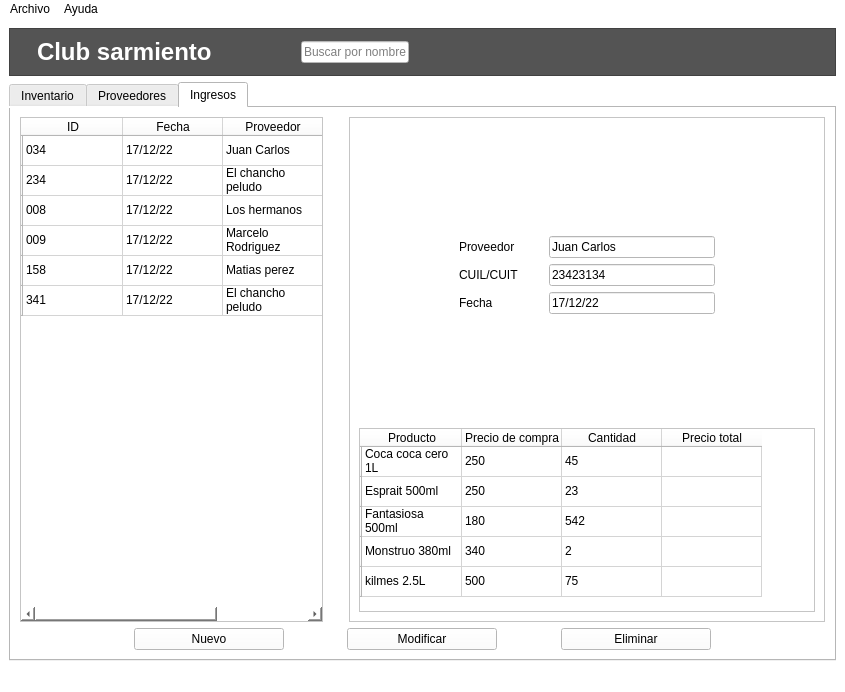
HitomiD/Proyecto-Desarrollo, file windows/main.ui: the form before one commit.
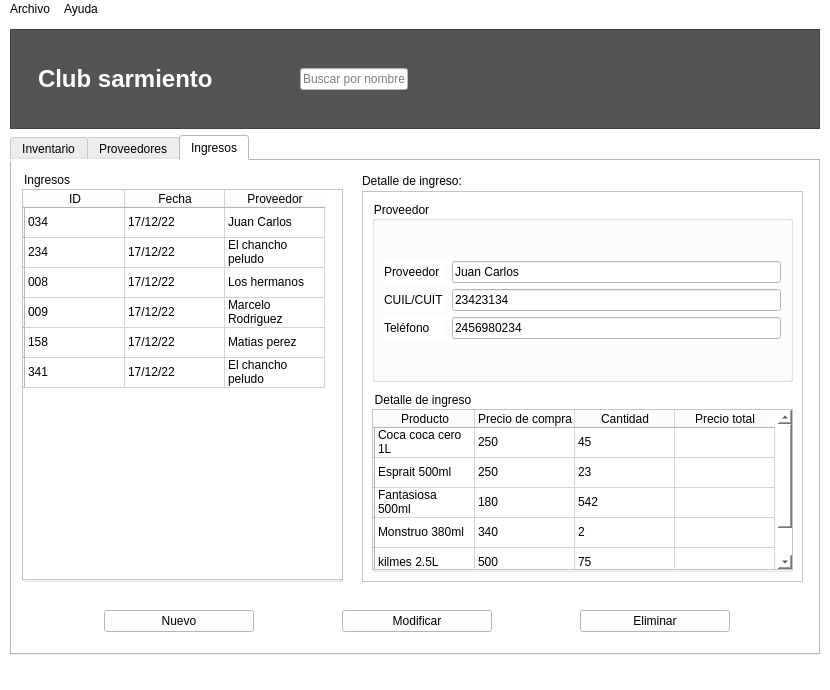
The form after the commit. Icons and pictures are not drawn.

Commit message: (interfaz) layouts cambiadas por containers con medidas fijas y rework visual de tab de ingresos.

The edit to the form file:
```diff
--- a/windows/main.ui
+++ b/windows/main.ui
@@ -6,10 +6,16 @@
    <rect>
     <x>0</x>
     <y>0</y>
-    <width>845</width>
-    <height>692</height>
+    <width>830</width>
+    <height>690</height>
    </rect>
   </property>
+  <property name="sizePolicy">
+   <sizepolicy hsizetype="Fixed" vsizetype="Fixed">
+    <horstretch>0</horstretch>
+    <verstretch>0</verstretch>
+   </sizepolicy>
+  </property>
   <property name="windowTitle">
    <string>MainWindow</string>
   </property>
@@ -18,14 +24,27 @@
 </string>
   </property>
   <widget class="QWidget" name="centralwidget">
-   <layout class="QVBoxLayout" name="verticalLayout_2">
-    <item>
-     <layout class="QVBoxLayout" name="verticalLayout">
-      <property name="sizeConstraint">
-       <enum>QLayout::SetMinAndMaxSize</enum>
-      </property>
-      <item>
+   <property name="sizePolicy">
+    <sizepolicy hsizetype="Fixed" vsizetype="Fixed">
+     <horstretch>0</horstretch>
+     <verstretch>0</verstretch>
+    </sizepolicy>
+   </property>
        <widget class="QFrame" name="frame">
+    <property name="geometry">
+     <rect>
+      <x>10</x>
+      <y>10</y>
+      <width>810</width>
+      <height>100</height>
+     </rect>
+    </property>
+    <property name="sizePolicy">
+     <sizepolicy hsizetype="Fixed" vsizetype="Fixed">
+      <horstretch>0</horstretch>
+      <verstretch>0</verstretch>
+     </sizepolicy>
+    </property>
         <property name="styleSheet">
          <string notr="true">background-color: rgb(84, 84, 84)</string>
         </property>
@@ -169,9 +188,15 @@
          </item>
         </layout>
        </widget>
-      </item>
-      <item>
        <widget class="QTabWidget" name="tabWidget">
+    <property name="geometry">
+     <rect>
+      <x>10</x>
+      <y>116</y>
+      <width>810</width>
+      <height>520</height>
+     </rect>
+    </property>
         <property name="currentIndex">
          <number>2</number>
         </property>
@@ -1527,248 +1552,50 @@
          <attribute name="title">
           <string>Ingresos</string>
          </attribute>
-         <layout class="QVBoxLayout" name="verticalLayout_7">
-          <item>
-           <layout class="QHBoxLayout" name="horizontalLayout">
-            <property name="sizeConstraint">
-             <enum>QLayout::SetMinAndMaxSize</enum>
-            </property>
-            <item>
-             <widget class="QTableWidget" name="tablaProveedores_3">
+     <widget class="QFrame" name="frame">
+      <property name="geometry">
+       <rect>
+        <x>350</x>
+        <y>30</y>
+        <width>441</width>
+        <height>391</height>
+       </rect>
+      </property>
               <property name="sizePolicy">
-               <sizepolicy hsizetype="Maximum" vsizetype="Expanding">
+       <sizepolicy hsizetype="Fixed" vsizetype="Fixed">
                 <horstretch>0</horstretch>
                 <verstretch>0</verstretch>
                </sizepolicy>
               </property>
-              <property name="minimumSize">
-               <size>
-                <width>303</width>
-                <height>0</height>
-               </size>
-              </property>
-              <property name="maximumSize">
-               <size>
-                <width>303</width>
-                <height>16777215</height>
-               </size>
-              </property>
-              <property name="baseSize">
-               <size>
-                <width>0</width>
-                <height>0</height>
-               </size>
-              </property>
-              <property name="contextMenuPolicy">
-               <enum>Qt::DefaultContextMenu</enum>
-              </property>
-              <property name="styleSheet">
-               <string notr="true">background-color: white;
-color:black;</string>
-              </property>
-              <property name="sizeAdjustPolicy">
-               <enum>QAbstractScrollArea::AdjustToContentsOnFirstShow</enum>
-              </property>
-              <property name="autoScroll">
-               <bool>true</bool>
-              </property>
-              <property name="showGrid">
-               <bool>true</bool>
-              </property>
-              <property name="cornerButtonEnabled">
-               <bool>true</bool>
-              </property>
-              <attribute name="horizontalHeaderVisible">
-               <bool>true</bool>
-              </attribute>
-              <attribute name="horizontalHeaderCascadingSectionResizes">
-               <bool>false</bool>
-              </attribute>
-              <attribute name="horizontalHeaderShowSortIndicator" stdset="0">
-               <bool>false</bool>
-              </attribute>
-              <attribute name="horizontalHeaderStretchLastSection">
-               <bool>false</bool>
-              </attribute>
-              <attribute name="verticalHeaderHighlightSections">
-               <bool>true</bool>
-              </attribute>
-              <row>
-               <property name="text">
-                <string/>
-               </property>
-              </row>
-              <row>
-               <property name="text">
-                <string/>
-               </property>
-              </row>
-              <row>
-               <property name="text">
-                <string/>
-               </property>
-              </row>
-              <row>
-               <property name="text">
-                <string/>
-               </property>
-              </row>
-              <row>
-               <property name="text">
-                <string/>
-               </property>
-              </row>
-              <row>
-               <property name="text">
-                <string/>
-               </property>
-              </row>
-              <column>
-               <property name="text">
-                <string>ID</string>
-               </property>
-              </column>
-              <column>
-               <property name="text">
-                <string>Fecha</string>
-               </property>
-              </column>
-              <column>
-               <property name="text">
+      <property name="frameShape">
+       <enum>QFrame::StyledPanel</enum>
+      </property>
+      <widget class="QGroupBox" name="groupBox">
+       <property name="geometry">
+        <rect>
+         <x>10</x>
+         <y>10</y>
+         <width>421</width>
+         <height>181</height>
+        </rect>
+       </property>
+       <property name="title">
                 <string>Proveedor</string>
                </property>
-              </column>
-              <item row="0" column="0">
-               <property name="text">
-                <string>034</string>
-               </property>
-              </item>
+       <layout class="QGridLayout" name="gridLayout">
               <item row="0" column="1">
-               <property name="text">
-                <string>17/12/22</string>
-               </property>
-              </item>
-              <item row="0" column="2">
-               <property name="text">
-                <string>Juan Carlos</string>
-               </property>
-              </item>
-              <item row="1" column="0">
-               <property name="text">
-                <string>234</string>
-               </property>
-              </item>
-              <item row="1" column="1">
-               <property name="text">
-                <string>17/12/22</string>
-               </property>
-              </item>
-              <item row="1" column="2">
-               <property name="text">
-                <string>El chancho peludo</string>
-               </property>
-              </item>
-              <item row="2" column="0">
-               <property name="text">
-                <string>008</string>
-               </property>
-              </item>
-              <item row="2" column="1">
-               <property name="text">
-                <string>17/12/22</string>
-               </property>
-              </item>
-              <item row="2" column="2">
-               <property name="text">
-                <string>Los hermanos</string>
-               </property>
-              </item>
-              <item row="3" column="0">
-               <property name="text">
-                <string>009</string>
-               </property>
-              </item>
-              <item row="3" column="1">
-               <property name="text">
-                <string>17/12/22</string>
-               </property>
-              </item>
-              <item row="3" column="2">
-               <property name="text">
-                <string>Marcelo Rodriguez</string>
-               </property>
-              </item>
-              <item row="4" column="0">
-               <property name="text">
-                <string>158</string>
-               </property>
-              </item>
-              <item row="4" column="1">
-               <property name="text">
-                <string>17/12/22</string>
-               </property>
-              </item>
-              <item row="4" column="2">
-               <property name="text">
-                <string>Matias perez</string>
-               </property>
-              </item>
-              <item row="5" column="0">
-               <property name="text">
-                <string>341</string>
-               </property>
-              </item>
-              <item row="5" column="1">
-               <property name="text">
-                <string>17/12/22</string>
-               </property>
-              </item>
-              <item row="5" column="2">
-               <property name="text">
-                <string>El chancho peludo</string>
-               </property>
-              </item>
-             </widget>
-            </item>
-            <item>
-             <spacer name="horizontalSpacer_19">
+         <spacer name="verticalSpacer">
               <property name="orientation">
-               <enum>Qt::Horizontal</enum>
-              </property>
-              <property name="sizeType">
-               <enum>QSizePolicy::Fixed</enum>
+           <enum>Qt::Vertical</enum>
               </property>
               <property name="sizeHint" stdset="0">
                <size>
                 <width>20</width>
-                <height>20</height>
+            <height>40</height>
                </size>
               </property>
              </spacer>
             </item>
-            <item>
-             <widget class="QFrame" name="frame">
-              <property name="sizePolicy">
-               <sizepolicy hsizetype="Expanding" vsizetype="Preferred">
-                <horstretch>0</horstretch>
-                <verstretch>0</verstretch>
-               </sizepolicy>
-              </property>
-              <property name="frameShape">
-               <enum>QFrame::StyledPanel</enum>
-              </property>
-              <layout class="QVBoxLayout" name="verticalLayout_8">
-               <item>
-                <layout class="QFormLayout" name="formLayout">
-                 <property name="horizontalSpacing">
-                  <number>30</number>
-                 </property>
-                 <property name="leftMargin">
-                  <number>100</number>
-                 </property>
-                 <property name="rightMargin">
-                  <number>100</number>
-                 </property>
                  <item row="1" column="0">
                   <widget class="QLabel" name="label_2">
                    <property name="text">
@@ -1776,20 +1603,6 @@
                    </property>
                   </widget>
                  </item>
-                 <item row="2" column="0">
-                  <widget class="QLabel" name="label">
-                   <property name="text">
-                    <string>CUIL/CUIT</string>
-                   </property>
-                  </widget>
-                 </item>
-                 <item row="3" column="0">
-                  <widget class="QLabel" name="label_3">
-                   <property name="text">
-                    <string>Fecha</string>
-                   </property>
-                  </widget>
-                 </item>
                  <item row="1" column="1">
                   <widget class="QLineEdit" name="lineEdit">
                    <property name="text">
@@ -1797,6 +1610,13 @@
                    </property>
                   </widget>
                  </item>
+        <item row="2" column="0">
+         <widget class="QLabel" name="label">
+          <property name="text">
+           <string>CUIL/CUIT </string>
+          </property>
+         </widget>
+        </item>
                  <item row="2" column="1">
                   <widget class="QLineEdit" name="lineEdit_2">
                    <property name="text">
@@ -1804,26 +1624,20 @@
                    </property>
                   </widget>
                  </item>
+        <item row="3" column="0">
+         <widget class="QLabel" name="label_3">
+          <property name="text">
+           <string>Teléfono</string>
+          </property>
+         </widget>
+        </item>
                  <item row="3" column="1">
                   <widget class="QLineEdit" name="lineEdit_3">
                    <property name="text">
-                    <string>17/12/22</string>
+           <string>2456980234</string>
                    </property>
                   </widget>
                  </item>
-                 <item row="0" column="1">
-                  <spacer name="verticalSpacer">
-                   <property name="orientation">
-                    <enum>Qt::Vertical</enum>
-                   </property>
-                   <property name="sizeHint" stdset="0">
-                    <size>
-                     <width>20</width>
-                     <height>40</height>
-                    </size>
-                   </property>
-                  </spacer>
-                 </item>
                  <item row="4" column="1">
                   <spacer name="verticalSpacer_2">
                    <property name="orientation">
@@ -1838,9 +1652,28 @@
                   </spacer>
                  </item>
                 </layout>
-               </item>
-               <item>
+      </widget>
+      <widget class="QGroupBox" name="groupBox_2">
+       <property name="geometry">
+        <rect>
+         <x>10</x>
+         <y>200</y>
+         <width>421</width>
+         <height>181</height>
+        </rect>
+       </property>
+       <property name="title">
+        <string>Detalle de ingreso</string>
+       </property>
                 <widget class="QTableWidget" name="tableWidget">
+        <property name="geometry">
+         <rect>
+          <x>0</x>
+          <y>18</y>
+          <width>421</width>
+          <height>161</height>
+         </rect>
+        </property>
                  <property name="sizePolicy">
                   <sizepolicy hsizetype="Preferred" vsizetype="Preferred">
                    <horstretch>0</horstretch>
@@ -1974,29 +1807,20 @@
                   </property>
                  </item>
                 </widget>
-               </item>
-              </layout>
-             </widget>
-            </item>
-           </layout>
-          </item>
-          <item>
-           <layout class="QHBoxLayout" name="layoutBtnProveedores_4">
-            <item>
-             <spacer name="horizontalSpacer_37">
-              <property name="orientation">
-               <enum>Qt::Horizontal</enum>
-              </property>
-              <property name="sizeHint" stdset="0">
-               <size>
-                <width>40</width>
-                <height>20</height>
-               </size>
-              </property>
-             </spacer>
-            </item>
+      </widget>
+     </widget>
+     <widget class="QWidget" name="widget" native="true">
+      <property name="geometry">
+       <rect>
+        <x>10</x>
+        <y>440</y>
+        <width>790</width>
+        <height>41</height>
+       </rect>
+      </property>
+      <layout class="QHBoxLayout" name="horizontalLayout">
             <item>
-             <spacer name="horizontalSpacer_38">
+        <spacer name="horizontalSpacer_21">
               <property name="orientation">
                <enum>Qt::Horizontal</enum>
               </property>
@@ -2028,7 +1852,7 @@
              </widget>
             </item>
             <item>
-             <spacer name="horizontalSpacer_39">
+        <spacer name="horizontalSpacer_19">
               <property name="orientation">
                <enum>Qt::Horizontal</enum>
               </property>
@@ -2054,7 +1878,7 @@
              </widget>
             </item>
             <item>
-             <spacer name="horizontalSpacer_40">
+        <spacer name="horizontalSpacer_20">
               <property name="orientation">
                <enum>Qt::Horizontal</enum>
               </property>
@@ -2080,7 +1904,7 @@
              </widget>
             </item>
             <item>
-             <spacer name="horizontalSpacer_41">
+        <spacer name="horizontalSpacer_22">
               <property name="orientation">
                <enum>Qt::Horizontal</enum>
               </property>
@@ -2092,28 +1916,242 @@
               </property>
              </spacer>
             </item>
-            <item>
-             <spacer name="horizontalSpacer_42">
-              <property name="orientation">
-               <enum>Qt::Horizontal</enum>
-              </property>
-              <property name="sizeHint" stdset="0">
+      </layout>
+     </widget>
+     <widget class="QGroupBox" name="groupBox_3">
+      <property name="geometry">
+       <rect>
+        <x>10</x>
+        <y>10</y>
+        <width>321</width>
+        <height>411</height>
+       </rect>
+      </property>
+      <property name="title">
+       <string>Ingresos</string>
+      </property>
+      <widget class="QTableWidget" name="tablaProveedores_3">
+       <property name="enabled">
+        <bool>true</bool>
+       </property>
+       <property name="geometry">
+        <rect>
+         <x>0</x>
+         <y>18</y>
+         <width>321</width>
+         <height>391</height>
+        </rect>
+       </property>
+       <property name="sizePolicy">
+        <sizepolicy hsizetype="Fixed" vsizetype="Fixed">
+         <horstretch>0</horstretch>
+         <verstretch>0</verstretch>
+        </sizepolicy>
+       </property>
+       <property name="minimumSize">
                <size>
-                <width>40</width>
-                <height>20</height>
-               </size>
-              </property>
-             </spacer>
-            </item>
-           </layout>
-          </item>
-         </layout>
-        </widget>
-       </widget>
-      </item>
-     </layout>
-    </item>
-   </layout>
+         <width>0</width>
+         <height>0</height>
+        </size>
+       </property>
+       <property name="maximumSize">
+        <size>
+         <width>16777215</width>
+         <height>16777215</height>
+        </size>
+       </property>
+       <property name="baseSize">
+        <size>
+         <width>0</width>
+         <height>0</height>
+        </size>
+       </property>
+       <property name="contextMenuPolicy">
+        <enum>Qt::DefaultContextMenu</enum>
+       </property>
+       <property name="styleSheet">
+        <string notr="true">background-color: white;
+color:black;</string>
+       </property>
+       <property name="sizeAdjustPolicy">
+        <enum>QAbstractScrollArea::AdjustToContentsOnFirstShow</enum>
+       </property>
+       <property name="autoScroll">
+        <bool>true</bool>
+       </property>
+       <property name="showGrid">
+        <bool>true</bool>
+       </property>
+       <property name="cornerButtonEnabled">
+        <bool>true</bool>
+       </property>
+       <attribute name="horizontalHeaderVisible">
+        <bool>true</bool>
+       </attribute>
+       <attribute name="horizontalHeaderCascadingSectionResizes">
+        <bool>false</bool>
+       </attribute>
+       <attribute name="horizontalHeaderShowSortIndicator" stdset="0">
+        <bool>false</bool>
+       </attribute>
+       <attribute name="horizontalHeaderStretchLastSection">
+        <bool>false</bool>
+       </attribute>
+       <attribute name="verticalHeaderHighlightSections">
+        <bool>true</bool>
+       </attribute>
+       <row>
+        <property name="text">
+         <string/>
+        </property>
+       </row>
+       <row>
+        <property name="text">
+         <string/>
+        </property>
+       </row>
+       <row>
+        <property name="text">
+         <string/>
+        </property>
+       </row>
+       <row>
+        <property name="text">
+         <string/>
+        </property>
+       </row>
+       <row>
+        <property name="text">
+         <string/>
+        </property>
+       </row>
+       <row>
+        <property name="text">
+         <string/>
+        </property>
+       </row>
+       <column>
+        <property name="text">
+         <string>ID</string>
+        </property>
+       </column>
+       <column>
+        <property name="text">
+         <string>Fecha</string>
+        </property>
+       </column>
+       <column>
+        <property name="text">
+         <string>Proveedor</string>
+        </property>
+       </column>
+       <item row="0" column="0">
+        <property name="text">
+         <string>034</string>
+        </property>
+       </item>
+       <item row="0" column="1">
+        <property name="text">
+         <string>17/12/22</string>
+        </property>
+       </item>
+       <item row="0" column="2">
+        <property name="text">
+         <string>Juan Carlos</string>
+        </property>
+       </item>
+       <item row="1" column="0">
+        <property name="text">
+         <string>234</string>
+        </property>
+       </item>
+       <item row="1" column="1">
+        <property name="text">
+         <string>17/12/22</string>
+        </property>
+       </item>
+       <item row="1" column="2">
+        <property name="text">
+         <string>El chancho peludo</string>
+        </property>
+       </item>
+       <item row="2" column="0">
+        <property name="text">
+         <string>008</string>
+        </property>
+       </item>
+       <item row="2" column="1">
+        <property name="text">
+         <string>17/12/22</string>
+        </property>
+       </item>
+       <item row="2" column="2">
+        <property name="text">
+         <string>Los hermanos</string>
+        </property>
+       </item>
+       <item row="3" column="0">
+        <property name="text">
+         <string>009</string>
+        </property>
+       </item>
+       <item row="3" column="1">
+        <property name="text">
+         <string>17/12/22</string>
+        </property>
+       </item>
+       <item row="3" column="2">
+        <property name="text">
+         <string>Marcelo Rodriguez</string>
+        </property>
+       </item>
+       <item row="4" column="0">
+        <property name="text">
+         <string>158</string>
+        </property>
+       </item>
+       <item row="4" column="1">
+        <property name="text">
+         <string>17/12/22</string>
+        </property>
+       </item>
+       <item row="4" column="2">
+        <property name="text">
+         <string>Matias perez</string>
+        </property>
+       </item>
+       <item row="5" column="0">
+        <property name="text">
+         <string>341</string>
+        </property>
+       </item>
+       <item row="5" column="1">
+        <property name="text">
+         <string>17/12/22</string>
+        </property>
+       </item>
+       <item row="5" column="2">
+        <property name="text">
+         <string>El chancho peludo</string>
+        </property>
+       </item>
+      </widget>
+     </widget>
+     <widget class="QLabel" name="label_4">
+      <property name="geometry">
+       <rect>
+        <x>350</x>
+        <y>12</y>
+        <width>111</width>
+        <height>16</height>
+       </rect>
+      </property>
+      <property name="text">
+       <string>Detalle de ingreso:</string>
+      </property>
+     </widget>
+    </widget>
+   </widget>
   </widget>
   <widget class="QStatusBar" name="statusbar"/>
   <widget class="QMenuBar" name="menubar">
@@ -2121,7 +2159,7 @@
     <rect>
      <x>0</x>
      <y>0</y>
-     <width>845</width>
+     <width>830</width>
      <height>20</height>
     </rect>
    </property>
```
Lines whose indentation alone changed are shown as unchanged. The commit also changes 1 other file.
